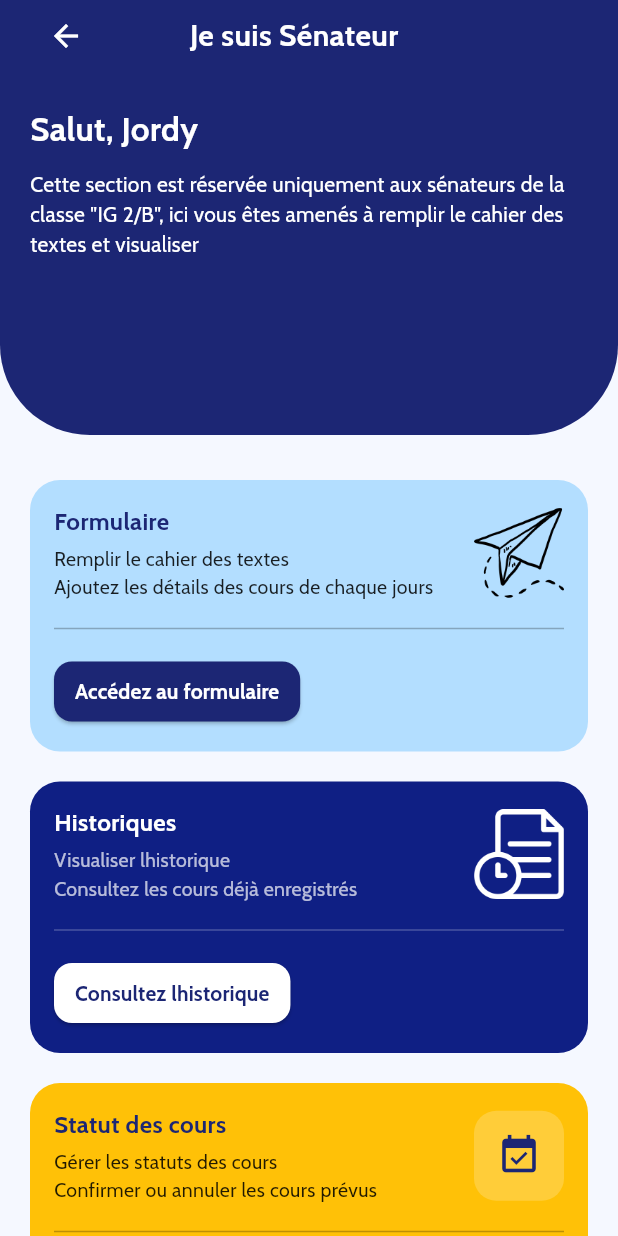
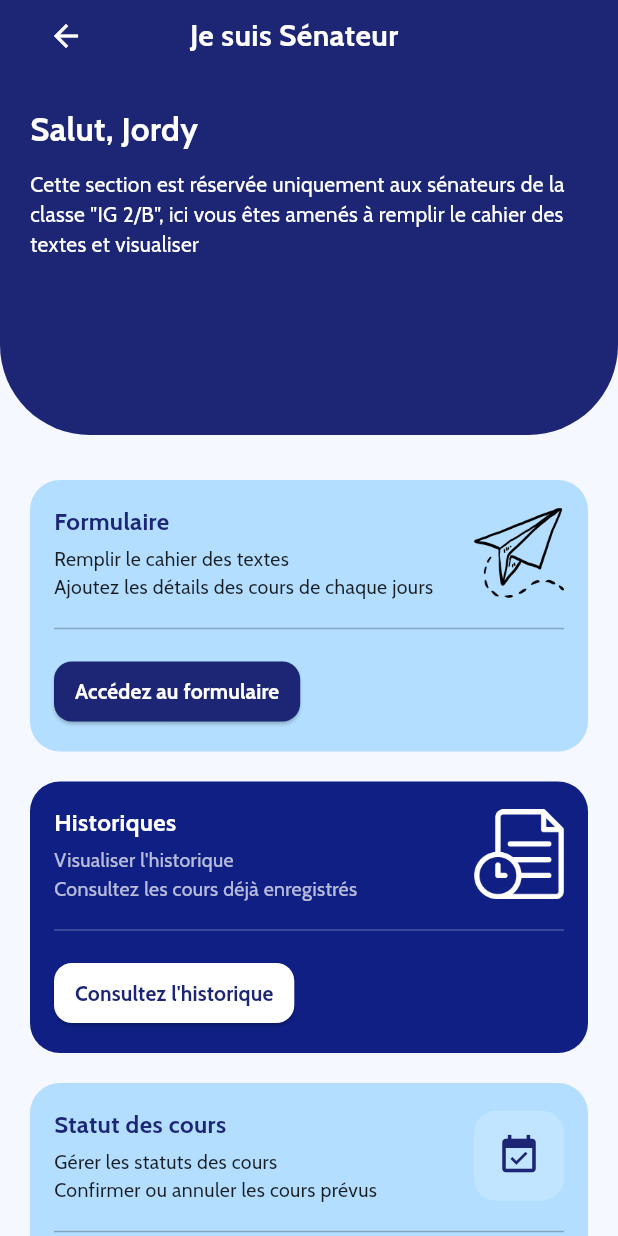
Before and after one commit to Happyazondekon/AttendanceTrack, a Flutter app: the SenateurScreen screen opened directly, on a phone screen of 412 x 824 dp. Run offline on Flutter 3.47's test engine with Material 3 defaults, Android fonts, the phone set to English and light mode, and no system bars; our stand-ins replace cookie_jar, dio, dio_cookie_manager, flutter_secure_storage, geolocator, lottie; missing offline and left inert: mobile_scanner; accounts and stored records are empty.

Commit message:
Statuer le cours_senateur

```diff
--- a/lib/screens/senator_home_screen.dart
+++ b/lib/screens/senator_home_screen.dart
@@ -167,9 +167,9 @@ class _SenateurScreenState extends State<SenateurScreen> with TickerProviderStat
     position: _offsetAnimation2,
     child: _ActionCard(
     title: 'Historiques',
-    description: 'Visualiser lhistorique\nConsultez les cours déjà enregistrés',
-    buttonText: 'Consultez lhistorique',
-    iconPath: 'assets/historique.png',
+      description: 'Visualiser l\'historique\nConsultez les cours déjà enregistrés',
+      buttonText: 'Consultez l\'historique',
+      iconPath: 'assets/historique.png',
     color: const Color(0xFF0F1F84),
     isDark: true,
     onTap: () {
@@ -204,7 +204,7 @@ class _SenateurScreenState extends State<SenateurScreen> with TickerProviderStat
     description: 'Gérer les statuts des cours\nConfirmer ou annuler les cours prévus',
     buttonText: 'Gérer les statuts',
     icon: Icons.event_available,
-    color: const Color(0xFFFFC107),
+    color: const Color(0xFFB3DEFF),
     onTap: () {
     Navigator.push(
     context,
```
